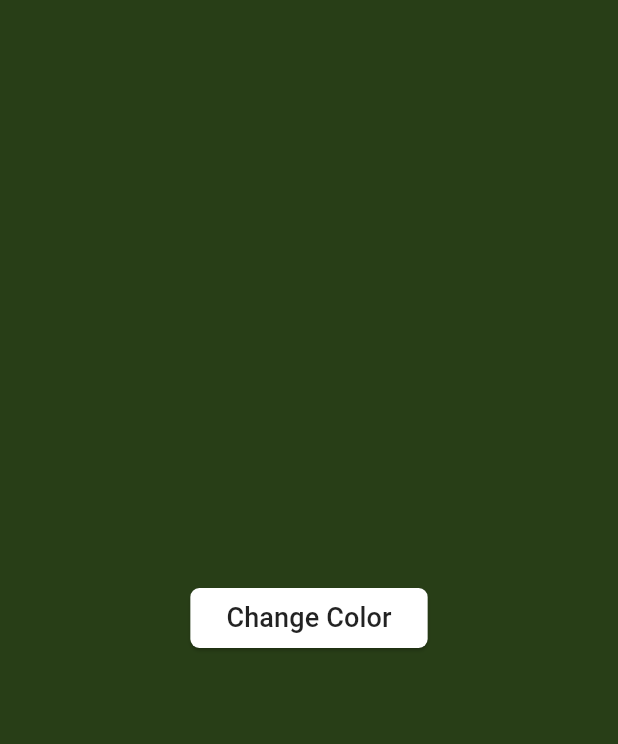
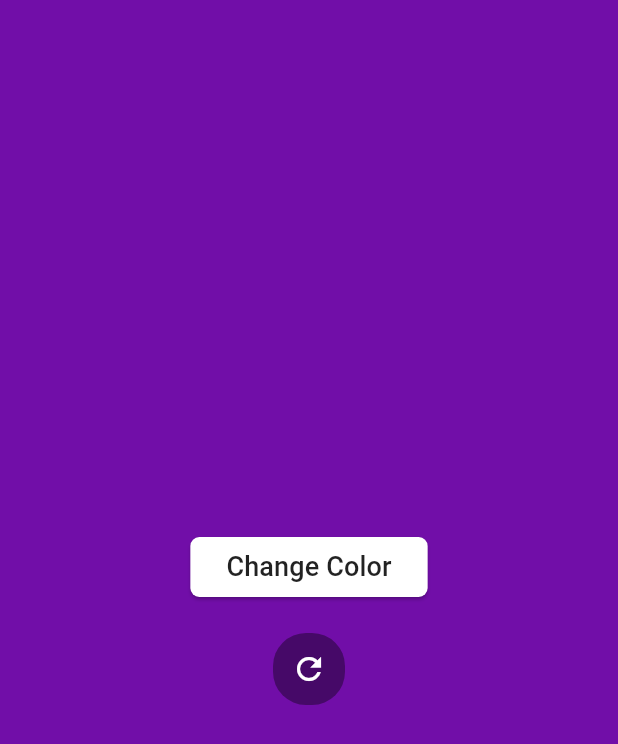
Before and after one commit to OlenaFedna/change_color, a Flutter app: the screen it shows after launch, after a tap on "Change Color", on a phone screen of 412 x 824 dp. Shown: the top 744 px of the screen. Run offline on Flutter 3.47's test engine with Material 3 defaults, Android fonts, the phone set to English and light mode, and no system bars.

Commit message:
code refactor & add reset color + find button in text

```diff
--- /dev/null
+++ b/lib/constants/text_strings.dart
@@ -0,0 +1,4 @@
+class TextStrings {
+  static const String changeColorButtonText = 'Change Color';
+  static const String colorAppTitle = 'Color App';
+}
--- a/lib/constants/ui_constants.dart
+++ b/lib/constants/ui_constants.dart
@@ -1,9 +1,17 @@
 import 'package:flutter/material.dart';
 
-class UiConstants {
+class UIConstants {
   static const double defaultCornerRadius = 6.0;
   static const double defaultFontSize = 18.0;
-
+  static const double defaultSpace = 20.0;
+  static const double defaultButtonHeight = 44.0;
+  static const double iconSize = 24.0;
   // Colors
   static const Color defaultTextColor = Colors.black87;
+  static const Color defaultButtonColor = Colors.white;
+  static const Color defaultBackgroundColor = Colors.black38;
 }
+
+class KeyConstants {
+  static const String changeColorButton = 'changeColorButton';
+}
--- a/lib/utils/random_helper.dart
+++ b/lib/utils/random_helper.dart
@@ -3,30 +3,42 @@ import 'dart:math';
 import 'package:flutter/material.dart';
 
 const int _maxColorRandom = 255;
+const int _colorPatternAARRGGBB = 0xFFFFFFFF;
+
+const int _alphaNotTranspered = 0xFF000000;
+const int _colorPattern00RRGGBB = 0x00FFFFFF;
 
 /// A helper class for generating random colors.
 class RandomHelper {
+  static final _random = Random();
+
   /// Generates a random color with alpha 255.
   static Color getRandomColor() {
-    final random = Random();
-
     return Color.fromARGB(
       _maxColorRandom,
-      random.nextInt(_maxColorRandom),
-      random.nextInt(_maxColorRandom),
-      random.nextInt(_maxColorRandom),
+      _random.nextInt(_maxColorRandom),
+      _random.nextInt(_maxColorRandom),
+      _random.nextInt(_maxColorRandom),
     );
   }
 
-  /// Generates a random color with an alpha value.
+  /// Generates a random color with alpha value.
   static Color getRandomColorWithAlpha() {
-    final random = Random();
-
     return Color.fromARGB(
-      random.nextInt(_maxColorRandom),
-      random.nextInt(_maxColorRandom),
-      random.nextInt(_maxColorRandom),
-      random.nextInt(_maxColorRandom),
+      _random.nextInt(_maxColorRandom),
+      _random.nextInt(_maxColorRandom),
+      _random.nextInt(_maxColorRandom),
+      _random.nextInt(_maxColorRandom),
     );
   }
+
+  /// Generates a random color with alpha value.
+  static Color getRandomColor2() {
+    return Color(_random.nextInt(_colorPatternAARRGGBB));
+  }
+
+  /// Generates a random color without alpha .
+  static Color getRandomColor3() {
+    return Color(_random.nextInt(_colorPattern00RRGGBB) + _alphaNotTranspered);
+  }
 }
--- a/lib/view/app_content.dart
+++ b/lib/view/app_content.dart
@@ -1,3 +1,4 @@
+import 'package:change_color_protas/constants/text_strings.dart';
 import 'package:change_color_protas/view/first_screen/color_provider.dart';
 import 'package:change_color_protas/view/first_screen/first_screen.dart';
 import 'package:flutter/material.dart';
@@ -11,7 +12,7 @@ class AppContent extends StatelessWidget {
   @override
   Widget build(BuildContext context) {
     return MaterialApp(
-      title: 'Color app',
+      title: TextStrings.colorAppTitle,
       home: ChangeNotifierProvider(
         create: (_) => ColorProvider(),
         child: const FirstScreen(),
--- a/lib/view/first_screen/color_provider.dart
+++ b/lib/view/first_screen/color_provider.dart
@@ -7,7 +7,7 @@ class ColorProvider extends ChangeNotifier {
   Color? get backgroundColor => _backgroundColor;
 
   void changeColor() {
-    _backgroundColor = RandomHelper.getRandomColor();
+    _backgroundColor = RandomHelper.getRandomColor3();
     notifyListeners();
   }
 
--- a/lib/view/first_screen/first_screen.dart
+++ b/lib/view/first_screen/first_screen.dart
@@ -1,5 +1,7 @@
 import 'package:change_color_protas/constants/ui_constants.dart';
 import 'package:change_color_protas/view/first_screen/color_provider.dart';
+import 'package:change_color_protas/view/first_screen/widgets/change_color_button.dart';
+import 'package:change_color_protas/view/first_screen/widgets/reset_color_button.dart';
 import 'package:flutter/material.dart';
 import 'package:provider/provider.dart';
 
@@ -17,25 +19,21 @@ class FirstScreen extends StatelessWidget {
       body: Container(
         color: backgroundColor,
         alignment: Alignment.center,
-        child: ElevatedButton(
-          style: ElevatedButton.styleFrom(
-            backgroundColor: Colors.white,
-            shape: RoundedRectangleBorder(
-              borderRadius: BorderRadius.circular(
-                UiConstants.defaultCornerRadius,
+        child: Column(
+          mainAxisAlignment: MainAxisAlignment.center,
+          children: [
+            const ChangeColorButton(),
+            const SizedBox(height: UIConstants.defaultSpace),
+            DecoratedBox(
+              decoration: BoxDecoration(
+                color: UIConstants.defaultBackgroundColor,
+                borderRadius: BorderRadius.circular(
+                  UIConstants.defaultButtonHeight / 2,
+                ),
               ),
+              child: const ResetColorButton(),
             ),
-          ),
-          onPressed: () {
-            context.read<ColorProvider>().changeColor();
-          },
-          child: const Text(
-            'Change Color',
-            style: TextStyle(
-              fontSize: UiConstants.defaultFontSize,
-              color: UiConstants.defaultTextColor,
-            ),
-          ),
+          ],
         ),
       ),
     );
--- /dev/null
+++ b/lib/view/first_screen/widgets/change_color_button.dart
@@ -0,0 +1,32 @@
+import 'package:change_color_protas/constants/text_strings.dart';
+import 'package:change_color_protas/constants/ui_constants.dart';
+import 'package:change_color_protas/view/first_screen/color_provider.dart';
+import 'package:flutter/material.dart';
+import 'package:provider/provider.dart';
+
+class ChangeColorButton extends StatelessWidget {
+  const ChangeColorButton({super.key});
+
+  @override
+  Widget build(BuildContext context) {
+    return ElevatedButton(
+      key: const Key(KeyConstants.changeColorButton),
+      style: ElevatedButton.styleFrom(
+        backgroundColor: UIConstants.defaultButtonColor,
+        shape: RoundedRectangleBorder(
+          borderRadius: BorderRadius.circular(UIConstants.defaultCornerRadius),
+        ),
+      ),
+      onPressed: () {
+        context.read<ColorProvider>().changeColor();
+      },
+      child: const Text(
+        TextStrings.changeColorButtonText,
+        style: TextStyle(
+          fontSize: UIConstants.defaultFontSize,
+          color: UIConstants.defaultTextColor,
+        ),
+      ),
+    );
+  }
+}
--- /dev/null
+++ b/lib/view/first_screen/widgets/reset_color_button.dart
@@ -0,0 +1,24 @@
+import 'package:change_color_protas/constants/ui_constants.dart';
+import 'package:change_color_protas/view/first_screen/color_provider.dart';
+import 'package:flutter/material.dart';
+import 'package:provider/provider.dart';
+
+class ResetColorButton extends StatelessWidget {
+  const ResetColorButton({super.key});
+
+  @override
+  Widget build(BuildContext context) {
+    return IconButton(
+      iconSize: UIConstants.defaultButtonHeight,
+      color: UIConstants.defaultTextColor,
+      icon: const Icon(
+        Icons.refresh,
+        color: UIConstants.defaultButtonColor,
+        size: UIConstants.iconSize,
+      ),
+      onPressed: () {
+        context.read<ColorProvider>().resetColor();
+      },
+    );
+  }
+}
```
Also changed, not shown: lib/main.dart (+1 -57 lines), 1 other file.
